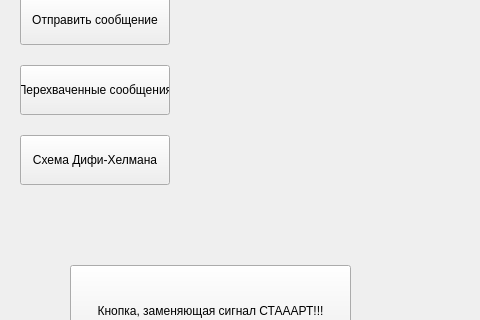
Old version of the form home_window.ui in the repository shm0nya/Lipilin-s-game; both pictures show x 0 to 480 and y 135 to 455 of the 1042 by 635 pixel window.
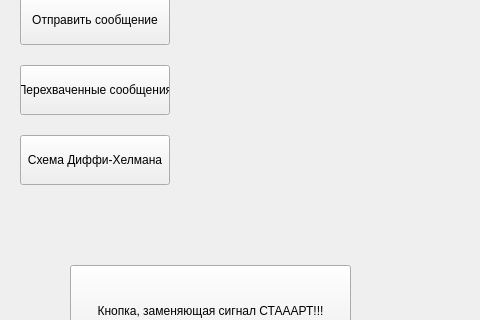
New version of the form.

Patch:
```diff
--- a/home_window.ui
+++ b/home_window.ui
@@ -10,6 +10,18 @@
     <height>635</height>
    </rect>
   </property>
+  <property name="minimumSize">
+   <size>
+    <width>1042</width>
+    <height>635</height>
+   </size>
+  </property>
+  <property name="maximumSize">
+   <size>
+    <width>1042</width>
+    <height>635</height>
+   </size>
+  </property>
   <property name="windowTitle">
    <string>Form</string>
   </property>
@@ -225,7 +237,7 @@
     </size>
    </property>
    <property name="text">
-    <string>Схема Дифи-Хелмана</string>
+    <string>Схема Диффи-Хелмана</string>
    </property>
   </widget>
   <widget class="QPushButton" name="pushButton">
```
